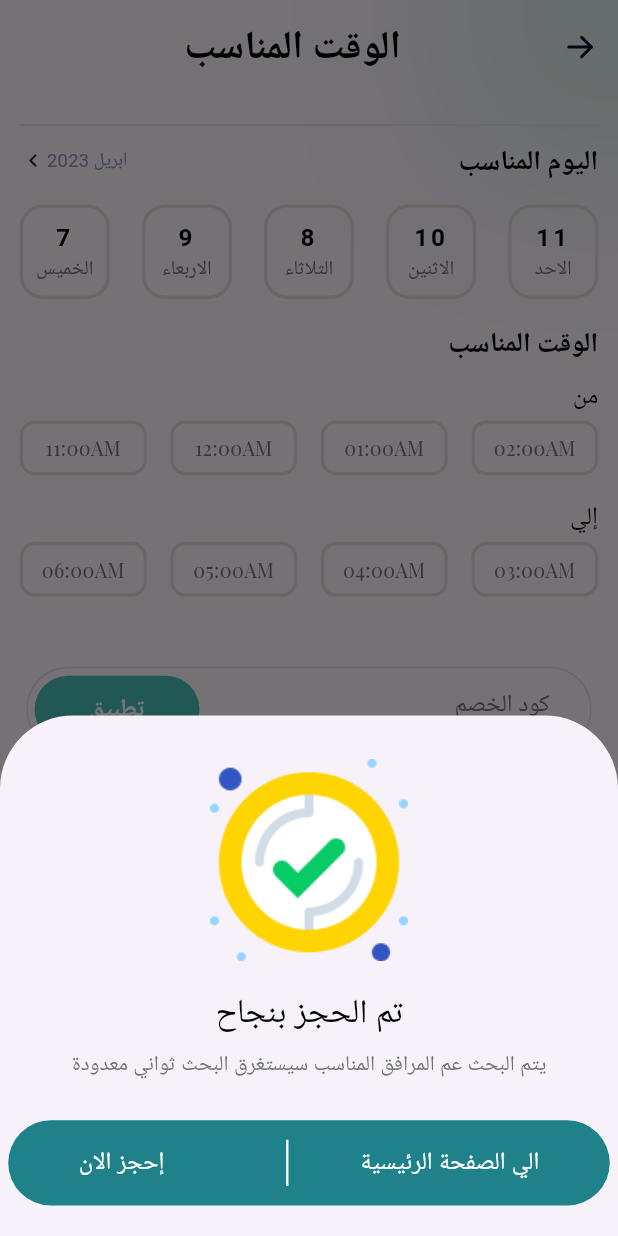
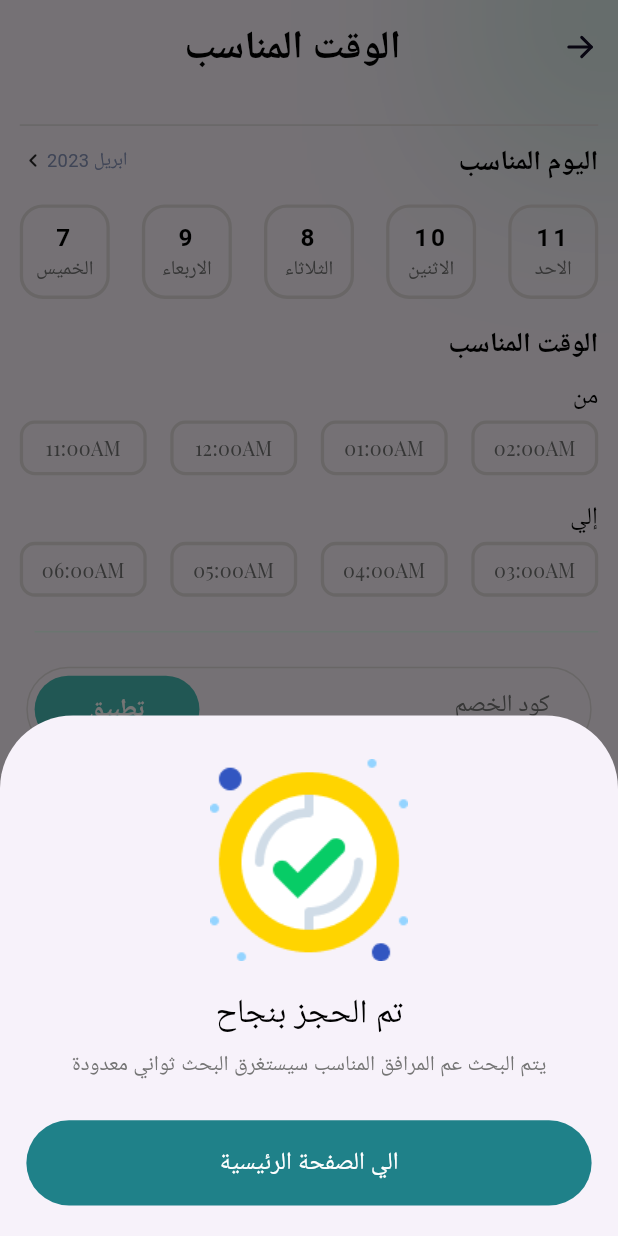
Before and after one commit to amrEsma3il/tyasar, a Flutter app: the ReservationTime screen opened by its route, after a tap on "إحجز الان", on a phone screen of 412 x 824 dp. Run offline on Flutter 3.47's test engine with Material 3 defaults, Android fonts, the phone set to English and light mode, and no system bars; our stand-ins replace dio, flutter_screenutil, flutter_svg, fluttertoast, get, google_maps_flutter and 1 more; accounts and stored records are empty; Roboto replaces fonts that are missing (regular); project files that could hold a hidden picture were left out.

Commit message:
edit in bottom sheet

```diff
--- a/lib/view/widgets/reservation/reservation_time_and_checkout/reservation_time_bottomsheet_component.dart
+++ b/lib/view/widgets/reservation/reservation_time_and_checkout/reservation_time_bottomsheet_component.dart
@@ -1,9 +1,8 @@
 import 'package:flutter/material.dart';
 import 'package:flutter_screenutil/flutter_screenutil.dart';
 import 'package:get/get.dart';
-import 'package:tyasart/config/routing/app_routes_name.dart';
-import 'package:tyasart/core/utilits/widgets/line_divider.dart';
 
+import '../../../../config/routing/app_routes_name.dart';
 import '../../../../config/themes/styles.dart';
 import '../../../../controller/reservation/reservation_time_controller.dart';
 import '../../../../core/constant/color.dart';
@@ -30,7 +29,7 @@ class ReservationBottomSheetComponent extends StatelessWidget {
               child: SingleChildScrollView(
                 child: Container(
 
-                 padding: EdgeInsets.symmetric(horizontal: 5.w),
+
                   width: Get.width,
                   height:342.h,
                   decoration: BoxDecoration(
@@ -73,31 +72,13 @@ class ReservationBottomSheetComponent extends StatelessWidget {
                         colorButtom: AppColor.primaryColor,
                         width: 343.w,
                         height:controller.animation.value* 56.h,
+                        onPressed: () {
 
-                        textWidget: Padding(
-                          padding:  EdgeInsets.symmetric(horizontal: 10.w),
-                          child: Row(
-                            crossAxisAlignment: CrossAxisAlignment.center,
-                          mainAxisAlignment: MainAxisAlignment.spaceAround,
-                          children: [
-                            InkWell(
-                            onTap: () {
-                              Get.offNamed(AppRouteName.mainScreen)     ;                     },
-                            child: Text(  "الي الصفحة الرئيسية",
-                              style: TextStyles.font16WhiteSemiBold,),
-                            )
-                            ,Padding(
-                              padding:  EdgeInsets.only(left: 30.w),
-                              child: DividerLine(width: 1.5.h,height: 30.h,color: AppColor.white,),
-                            ),
-                           InkWell(onTap: (){
-                            Get.find<ReservationTimeController>().followEvent();
-                           }, child:   Text(
-                              "إحجز الان",
-                              style: TextStyles.font16WhiteSemiBold,
-                            )),
-                          ],
-                                                ),
+                Get.offNamed(AppRouteName.mainScreen) ;
+                        },
+                        textWidget: Text(
+                          "الي الصفحة الرئيسية",
+                          style: TextStyles.font16WhiteSemiBold,
                         ),
                       )
                     ],
```
